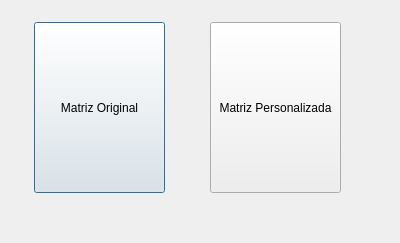
danielmonr/ProyectoFinal, file seleccionmatriz.ui: the form before one commit.
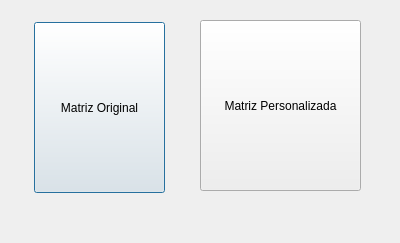
The form after the commit.

```diff
--- a/seleccionmatriz.ui
+++ b/seleccionmatriz.ui
@@ -29,9 +29,9 @@
   <widget class="QPushButton" name="perz_b">
    <property name="geometry">
     <rect>
-     <x>210</x>
-     <y>22</y>
-     <width>131</width>
+     <x>200</x>
+     <y>20</y>
+     <width>161</width>
      <height>171</height>
     </rect>
    </property>
```
